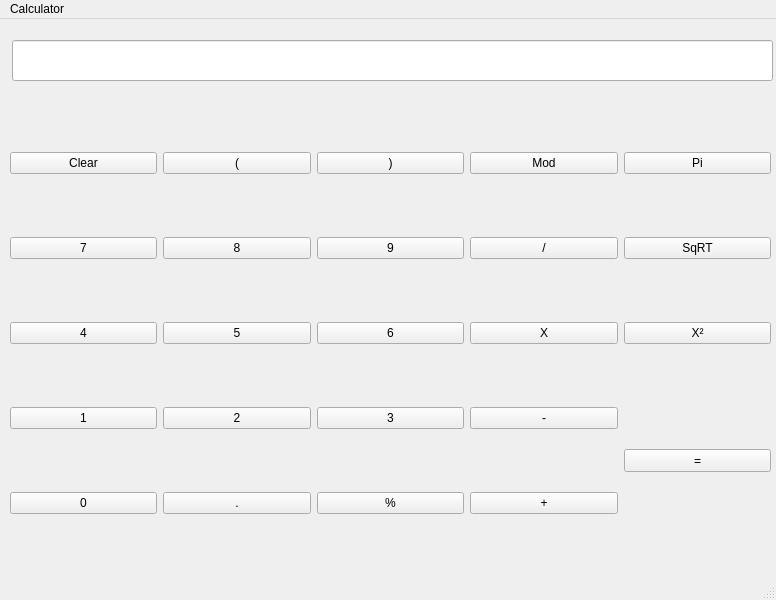
The window that mainwindow.ui (drew0306/QT-Calculator) describes before a commit, drawn with Qt 5.
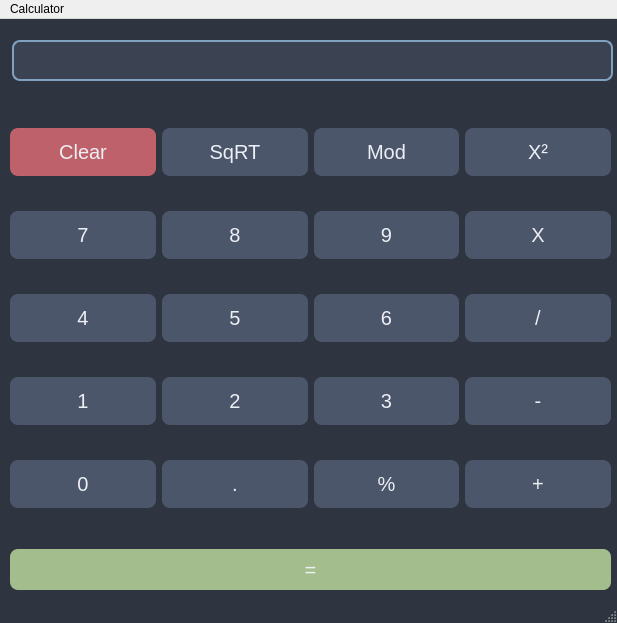
The same window after the commit.

Patch:
```diff
--- a/mainwindow.ui
+++ b/mainwindow.ui
@@ -6,20 +6,62 @@
    <rect>
     <x>0</x>
     <y>0</y>
-    <width>776</width>
-    <height>600</height>
+    <width>617</width>
+    <height>623</height>
    </rect>
   </property>
   <property name="windowTitle">
    <string>MainWindow</string>
   </property>
+  <property name="styleSheet">
+   <string notr="true">QMainWindow {
+    background-color: #2e3440;
+    font-family: 'Segoe UI', 'Helvetica', sans-serif;
+}
+
+QLineEdit {
+    background-color: #3b4252;
+    color: #eceff4;
+    border: 2px solid #81a1c1;
+    border-radius: 8px;
+    padding: 10px;
+    font-size: 20px;
+    qproperty-alignment: 'AlignRight | AlignVCenter';
+}
+
+QPushButton {
+    background-color: #4c566a;
+    color: #eceff4;
+    border: none;
+    border-radius: 8px;
+    font-size: 20px;
+    padding: 12px;
+}
+
+QPushButton:hover {
+    background-color: #5e81ac;
+}
+
+QPushButton:pressed {
+    background-color: #81a1c1;
+}
+
+QPushButton#pushButton_clear {
+    background-color: #bf616a;
+}
+
+QPushButton#pushButton_eq {
+    background-color: #a3be8c;
+}
+</string>
+  </property>
   <widget class="QWidget" name="centralwidget">
    <widget class="QLineEdit" name="display">
     <property name="geometry">
      <rect>
       <x>12</x>
       <y>21</y>
-      <width>761</width>
+      <width>601</width>
       <height>41</height>
      </rect>
     </property>
@@ -27,27 +69,109 @@
      <enum>Qt::LayoutDirection::RightToLeft</enum>
     </property>
    </widget>
-   <widget class="QWidget" name="layoutWidget">
+   <widget class="QPushButton" name="pushButton_eq">
     <property name="geometry">
      <rect>
       <x>10</x>
-      <y>76</y>
-      <width>761</width>
-      <height>481</height>
+      <y>530</y>
+      <width>601</width>
+      <height>41</height>
+     </rect>
+    </property>
+    <property name="minimumSize">
+     <size>
+      <width>0</width>
+      <height>23</height>
+     </size>
+    </property>
+    <property name="styleSheet">
+     <string notr="true">QMainWindow {
+    background-color: #2e3440;
+    font-family: 'Segoe UI', 'Helvetica', sans-serif;
+}
+
+QLineEdit {
+    background-color: #3b4252;
+    color: #eceff4;
+    border: 2px solid #81a1c1;
+    border-radius: 8px;
+    padding: 10px;
+    font-size: 24px;
+    qproperty-alignment: 'AlignRight | AlignVCenter';
+}
+
+QPushButton {
+    background-color: #4c566a;
+    color: #eceff4;
+    border: none;
+    border-radius: 8px;
+    font-size: 20px;
+    padding: 12px;
+}
+
+QPushButton:hover {
+    background-color: #5e81ac;
+}
+
+QPushButton:pressed {
+    background-color: #81a1c1;
+}
+
+QPushButton#pushButton_clear {
+    background-color: #bf616a;
+}
+
+QPushButton#pushButton_eq {
+    background-color: #a3be8c;
+}
+</string>
+    </property>
+    <property name="text">
+     <string>=</string>
+    </property>
+   </widget>
+   <widget class="QWidget" name="">
+    <property name="geometry">
+     <rect>
+      <x>10</x>
+      <y>80</y>
+      <width>601</width>
+      <height>441</height>
      </rect>
     </property>
     <layout class="QGridLayout" name="gridLayout">
-     <item row="2" column="4">
+     <item row="0" column="0">
+      <widget class="QPushButton" name="pushButton_clear">
+       <property name="text">
+        <string>Clear</string>
+       </property>
+      </widget>
+     </item>
+     <item row="0" column="1">
+      <widget class="QPushButton" name="pushButton_sqrt">
+       <property name="text">
+        <string>SqRT</string>
+       </property>
+      </widget>
+     </item>
+     <item row="0" column="2">
+      <widget class="QPushButton" name="pushButton_modulo">
+       <property name="text">
+        <string>Mod</string>
+       </property>
+      </widget>
+     </item>
+     <item row="0" column="3">
       <widget class="QPushButton" name="pushButton_squared">
        <property name="text">
         <string>X²</string>
        </property>
       </widget>
      </item>
-     <item row="2" column="3">
-      <widget class="QPushButton" name="pushButton_multi">
+     <item row="1" column="0">
+      <widget class="QPushButton" name="pushButton_9">
        <property name="text">
-        <string>X</string>
+        <string>7</string>
        </property>
       </widget>
      </item>
@@ -58,13 +182,6 @@
        </property>
       </widget>
      </item>
-     <item row="3" column="3">
-      <widget class="QPushButton" name="pushButton_sub">
-       <property name="text">
-        <string>-</string>
-       </property>
-      </widget>
-     </item>
      <item row="1" column="2">
       <widget class="QPushButton" name="pushButton_11">
        <property name="text">
@@ -72,24 +189,13 @@
        </property>
       </widget>
      </item>
-     <item row="3" column="0">
-      <widget class="QPushButton" name="pushButton_7">
-       <property name="text">
-        <string>1</string>
+     <item row="1" column="3">
+      <widget class="QPushButton" name="pushButton_multi">
+       <property name="layoutDirection">
+        <enum>Qt::LayoutDirection::LeftToRight</enum>
        </property>
-      </widget>
-     </item>
-     <item row="4" column="0">
-      <widget class="QPushButton" name="pushButton_2">
        <property name="text">
-        <string>0</string>
-       </property>
-      </widget>
-     </item>
-     <item row="1" column="0">
-      <widget class="QPushButton" name="pushButton_9">
-       <property name="text">
-        <string>7</string>
+        <string>X</string>
        </property>
       </widget>
      </item>
@@ -100,6 +206,34 @@
        </property>
       </widget>
      </item>
+     <item row="2" column="1">
+      <widget class="QPushButton" name="pushButton_14">
+       <property name="text">
+        <string>5</string>
+       </property>
+      </widget>
+     </item>
+     <item row="2" column="2">
+      <widget class="QPushButton" name="pushButton_15">
+       <property name="text">
+        <string>6</string>
+       </property>
+      </widget>
+     </item>
+     <item row="2" column="3">
+      <widget class="QPushButton" name="pushButton_div">
+       <property name="text">
+        <string>/</string>
+       </property>
+      </widget>
+     </item>
+     <item row="3" column="0">
+      <widget class="QPushButton" name="pushButton_7">
+       <property name="text">
+        <string>1</string>
+       </property>
+      </widget>
+     </item>
      <item row="3" column="1">
       <widget class="QPushButton" name="pushButton_18">
        <property name="text">
@@ -114,72 +248,17 @@
        </property>
       </widget>
      </item>
-     <item row="4" column="3">
-      <widget class="QPushButton" name="pushButton_add">
+     <item row="3" column="3">
+      <widget class="QPushButton" name="pushButton_sub">
        <property name="text">
-        <string>+</string>
+        <string>-</string>
        </property>
       </widget>
      </item>
-     <item row="0" column="2">
-      <widget class="QPushButton" name="pushButton_rghtPar">
+     <item row="4" column="0">
+      <widget class="QPushButton" name="pushButton_2">
        <property name="text">
-        <string>)</string>
-       </property>
-      </widget>
-     </item>
-     <item row="4" column="2">
-      <widget class="QPushButton" name="pushButton_percent">
-       <property name="text">
-        <string>%</string>
-       </property>
-      </widget>
-     </item>
-     <item row="0" column="0">
-      <widget class="QPushButton" name="pushButton_clear">
-       <property name="text">
-        <string>Clear</string>
-       </property>
-      </widget>
-     </item>
-     <item row="0" column="4">
-      <widget class="QPushButton" name="pushButton_pi">
-       <property name="text">
-        <string>Pi</string>
-       </property>
-      </widget>
-     </item>
-     <item row="3" column="4" rowspan="2">
-      <widget class="QPushButton" name="pushButton_eq">
-       <property name="minimumSize">
-        <size>
-         <width>0</width>
-         <height>23</height>
-        </size>
-       </property>
-       <property name="text">
-        <string>=</string>
-       </property>
-      </widget>
-     </item>
-     <item row="2" column="2">
-      <widget class="QPushButton" name="pushButton_15">
-       <property name="text">
-        <string>6</string>
-       </property>
-      </widget>
-     </item>
-     <item row="2" column="1">
-      <widget class="QPushButton" name="pushButton_14">
-       <property name="text">
-        <string>5</string>
-       </property>
-      </widget>
-     </item>
-     <item row="1" column="4">
-      <widget class="QPushButton" name="pushButton_sqrt">
-       <property name="text">
-        <string>SqRT</string>
+        <string>0</string>
        </property>
       </widget>
      </item>
@@ -190,24 +269,17 @@
        </property>
       </widget>
      </item>
-     <item row="1" column="3">
-      <widget class="QPushButton" name="pushButton_div">
+     <item row="4" column="2">
+      <widget class="QPushButton" name="pushButton_percent">
        <property name="text">
-        <string>/</string>
+        <string>%</string>
        </property>
       </widget>
      </item>
-     <item row="0" column="1">
-      <widget class="QPushButton" name="pushButton_lftPar">
+     <item row="4" column="3">
+      <widget class="QPushButton" name="pushButton_add">
        <property name="text">
-        <string>(</string>
-       </property>
-      </widget>
-     </item>
-     <item row="0" column="3">
-      <widget class="QPushButton" name="pushButton_modulo">
-       <property name="text">
-        <string>Mod</string>
+        <string>+</string>
        </property>
       </widget>
      </item>
@@ -219,7 +291,7 @@
     <rect>
      <x>0</x>
      <y>0</y>
-     <width>776</width>
+     <width>617</width>
      <height>20</height>
     </rect>
    </property>
```
